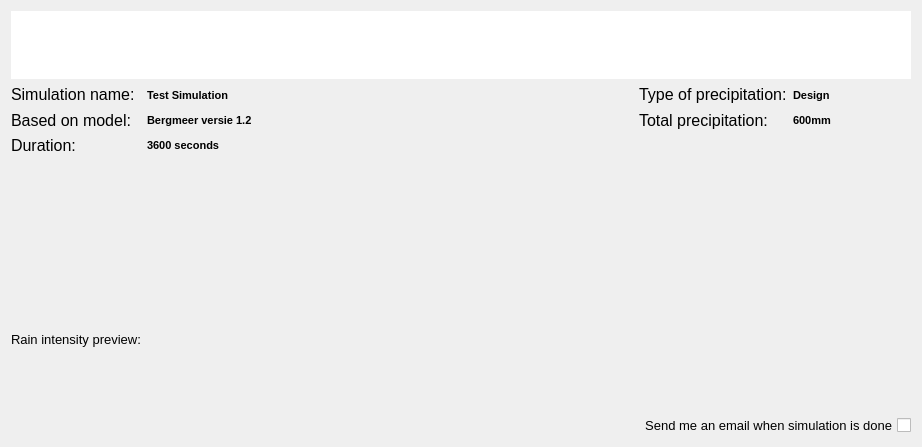
Before: the Qt Designer form threedi_api_qgis_client/ui/page4.ui in nens/threedi-api-qgis-client, drawn with Qt 5.
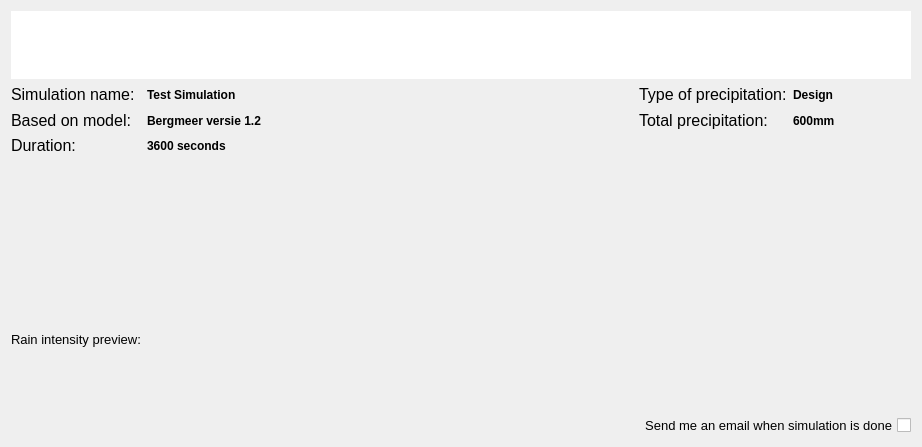
After: the same form once the commit is applied.

Commit message: After review changes.

```diff
--- a/threedi_api_qgis_client/ui/page4.ui
+++ b/threedi_api_qgis_client/ui/page4.ui
@@ -36,7 +36,7 @@
     <widget class="QLabel" name="sim_name">
      <property name="font">
       <font>
-       <pointsize>8</pointsize>
+       <pointsize>9</pointsize>
        <weight>75</weight>
        <bold>true</bold>
       </font>
@@ -102,7 +102,7 @@
     <widget class="QLabel" name="sim_database">
      <property name="font">
       <font>
-       <pointsize>8</pointsize>
+       <pointsize>9</pointsize>
        <weight>75</weight>
        <bold>true</bold>
       </font>
@@ -116,7 +116,7 @@
     <widget class="QLabel" name="sim_duration">
      <property name="font">
       <font>
-       <pointsize>8</pointsize>
+       <pointsize>9</pointsize>
        <weight>75</weight>
        <bold>true</bold>
       </font>
@@ -130,7 +130,7 @@
     <widget class="QLabel" name="sim_prec_type">
      <property name="font">
       <font>
-       <pointsize>8</pointsize>
+       <pointsize>9</pointsize>
        <weight>75</weight>
        <bold>true</bold>
       </font>
@@ -212,7 +212,7 @@
     <widget class="QLabel" name="sim_prec_total">
      <property name="font">
       <font>
-       <pointsize>8</pointsize>
+       <pointsize>9</pointsize>
        <weight>75</weight>
        <bold>true</bold>
       </font>
```
The commit also changes 2 other files.
